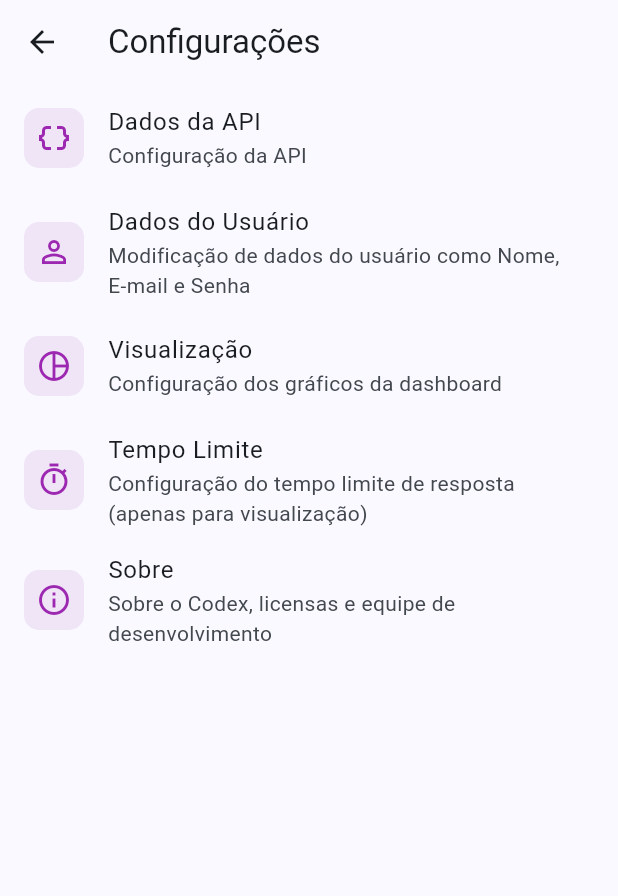
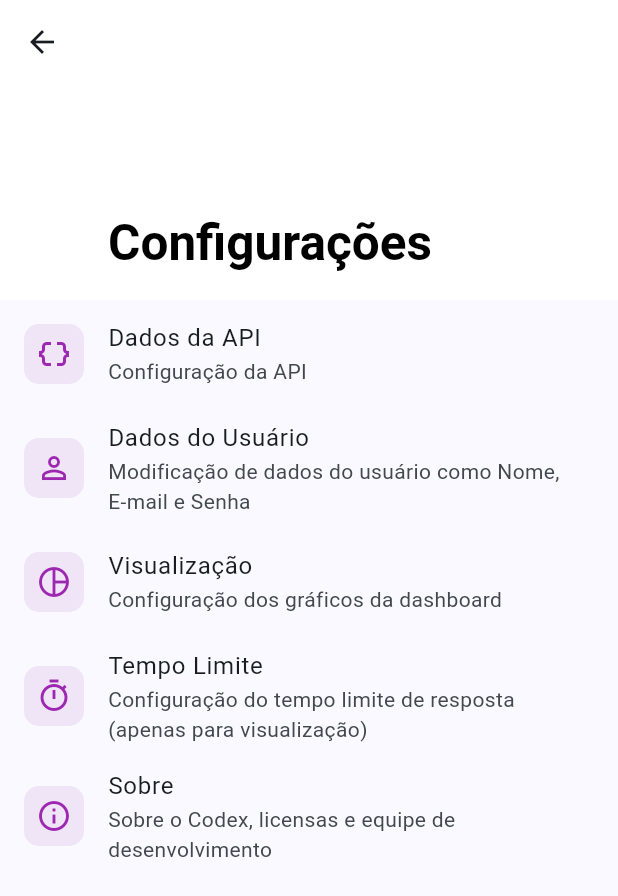
Before and after one commit to ZeniteMobile/Codex-Front-End, a Flutter app: the SettingsPage screen opened by its route, on a phone screen of 412 x 824 dp. Shown: the top 896 px of the screen. Run offline on Flutter 3.47's test engine with Material 3 defaults, Android fonts, the phone set to English and light mode, and no system bars.

Commit message:
[FEAT] Alteração nas paginas abou e settings

```diff
--- a/lib/pages/settings_page.dart
+++ b/lib/pages/settings_page.dart
@@ -7,15 +7,40 @@ class SettingsPage extends StatelessWidget {
   @override
   Widget build(BuildContext context) {
     return Scaffold(
-      appBar: AppBar(
-        title: const Text('Configurações'),
-        leading: IconButton(
-          icon: const Icon(Icons.arrow_back),
-          onPressed: () => Navigator.of(context).pop(),
-        ),
-      ),
-      body: ListView(
-        children: [
+      body: CustomScrollView(
+        slivers: [
+          SliverAppBar(
+            expandedHeight: 200.0,
+            floating: false,
+            pinned: true,
+            leading: IconButton(
+              icon: const Icon(Icons.arrow_back),
+              onPressed: () => Navigator.of(context).pop(),
+            ),
+            flexibleSpace: FlexibleSpaceBar(
+              title: const Text(
+                'Configurações',
+                style: TextStyle(
+                  color: Colors.black,
+                  fontWeight: FontWeight.bold,
+                ),
+              ),
+              background: Container(
+                decoration: BoxDecoration(
+                 color: Colors.white,
+                ),
+                child: const Center(
+                  child: Icon(
+                    Icons.settings,
+                    color: Colors.white,
+                    size: 80,
+                  ),
+                ),
+              ),
+            ),
+          ),
+          SliverList(
+            delegate: SliverChildListDelegate([
           _buildSettingsItem(
             context,
             icon: Icons.data_object,
@@ -63,6 +88,8 @@ class SettingsPage extends StatelessWidget {
               Navigator.pushNamed(context, AppRoutes.about);
             },
           ),
+            ]),
+          ),
         ],
       ),
     );
```
Also changed, not shown: lib/pages/about_page.dart (+41 -11 lines), assets/logo-zenite.jpeg (added).
